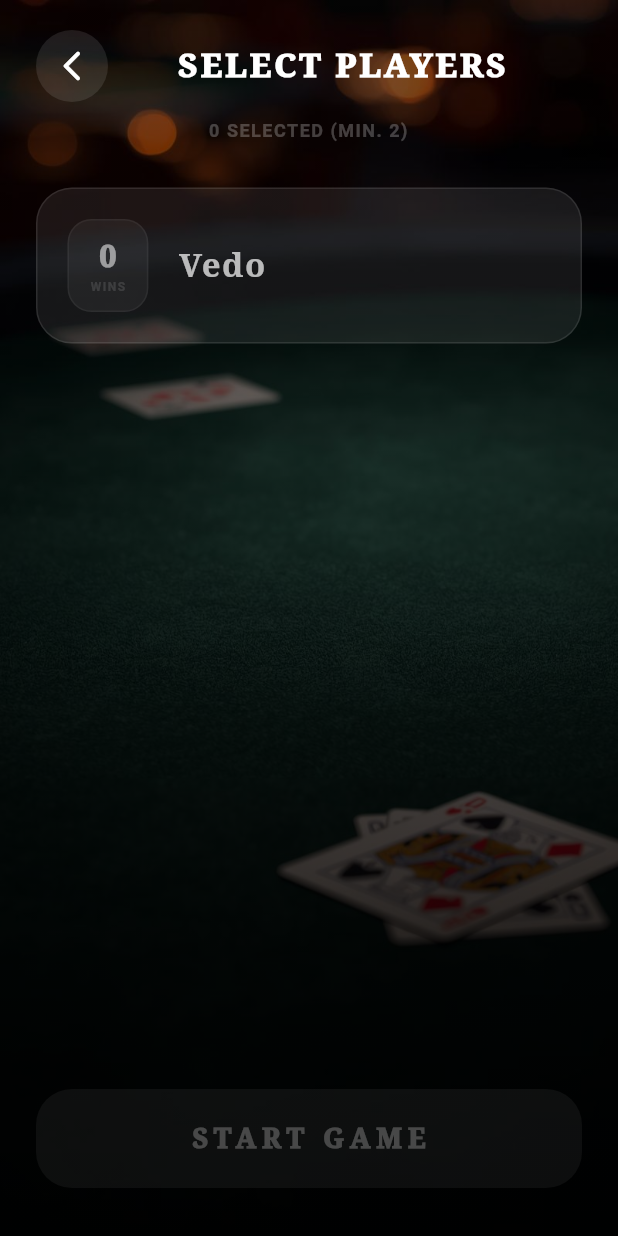
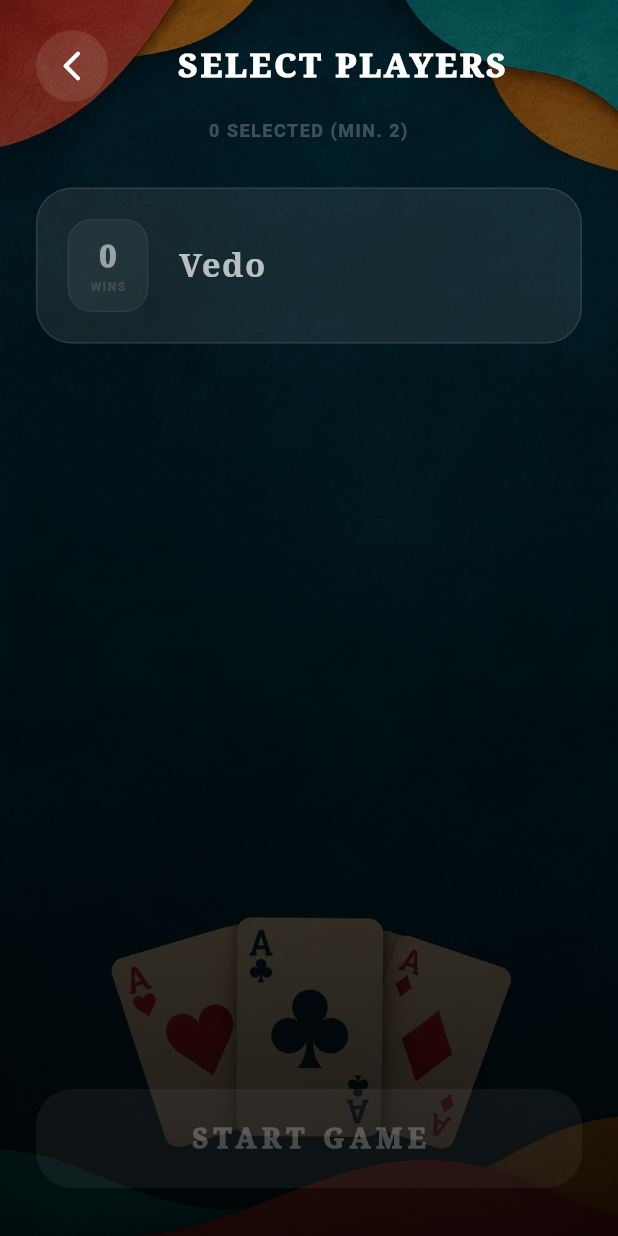
Before and after one commit to vedad-keskin/Rummy-Tracker, a Flutter app: the screen it shows after launch, after a tap on "PLAY NOW", on a phone screen of 412 x 824 dp. Run offline on Flutter 3.47's test engine with Material 3 defaults, Android fonts, the phone set to English and light mode, and no system bars; our stand-ins replace shared_preferences.

Commit message:
Add customizable app backgrounds
Replace the fixed background with four selectable themes, persist the user's choice, apply it across screens, and add localized labels and widget coverage.

```diff
--- /dev/null
+++ b/rummy_tracker/lib/background.dart
@@ -0,0 +1,45 @@
+import 'package:flutter/foundation.dart';
+import 'package:shared_preferences/shared_preferences.dart';
+
+class BackgroundService extends ChangeNotifier {
+  static const _key = 'app_background';
+  static const _backgrounds = {
+    4: 'game_night',
+    5: 'burgundy_club',
+    1: 'emerald_felt',
+    3: 'modern_midnight',
+  };
+  int _selected = 4;
+  bool _changed = false;
+  bool _disposed = false;
+
+  BackgroundService() {
+    _load();
+  }
+
+  String get assetPath => 'assets/images/${_backgrounds[_selected]}.webp';
+  String get nameKey => 'background_${_backgrounds[_selected]}';
+
+  Future<void> _load() async {
+    final prefs = await SharedPreferences.getInstance();
+    final saved = prefs.get(_key);
+    if (_disposed || _changed || !_backgrounds.containsKey(saved)) return;
+    _selected = saved as int;
+    notifyListeners();
+  }
+
+  Future<void> next() async {
+    final choices = _backgrounds.keys.toList();
+    _selected = choices[(choices.indexOf(_selected) + 1) % choices.length];
+    _changed = true;
+    notifyListeners();
+    final prefs = await SharedPreferences.getInstance();
+    await prefs.setInt(_key, _selected);
+  }
+
+  @override
+  void dispose() {
+    _disposed = true;
+    super.dispose();
+  }
+}
--- a/rummy_tracker/lib/game_flow/phase_one_selection.dart
+++ b/rummy_tracker/lib/game_flow/phase_one_selection.dart
@@ -1,5 +1,6 @@
 import 'dart:math' as math;
 import 'package:flutter/material.dart';
+import 'package:rummy_tracker/background.dart';
 import 'package:provider/provider.dart';
 import 'package:rummy_tracker/offline_db/player_service.dart';
 import 'package:rummy_tracker/offline_db/language_service.dart';
@@ -147,7 +148,11 @@ class _PhaseOneScreenState extends State<PhaseOneScreen> {
         children: [
           // Background Image
           Positioned.fill(
-            child: Image.asset('assets/images/bg.jpg', fit: BoxFit.cover),
+            child: Image.asset(
+              context.watch<BackgroundService>().assetPath,
+              fit: BoxFit.cover,
+              gaplessPlayback: true,
+            ),
           ),
           // Gradient Overlay
           Positioned.fill(
--- a/rummy_tracker/lib/game_flow/phase_three_win.dart
+++ b/rummy_tracker/lib/game_flow/phase_three_win.dart
@@ -1,4 +1,5 @@
 import 'package:flutter/material.dart';
+import 'package:rummy_tracker/background.dart';
 import 'package:provider/provider.dart';
 import 'package:rummy_tracker/offline_db/player_service.dart';
 import 'package:rummy_tracker/offline_db/language_service.dart';
@@ -81,8 +82,9 @@ class _PhaseThreeWinScreenState extends State<PhaseThreeWinScreen>
           // Background Image
           Positioned.fill(
             child: Image.asset(
-              'assets/images/bg.jpg',
+              context.watch<BackgroundService>().assetPath,
               fit: BoxFit.cover,
+              gaplessPlayback: true,
             ),
           ),
           // Gradient Overlay
--- a/rummy_tracker/lib/layouts/main_layout.dart
+++ b/rummy_tracker/lib/layouts/main_layout.dart
@@ -1,4 +1,5 @@
 import 'package:flutter/material.dart';
+import 'package:rummy_tracker/background.dart';
 import 'dart:async';
 import 'package:provider/provider.dart';
 import 'package:rummy_tracker/players_section/players_screen.dart';
@@ -52,8 +53,9 @@ class _MainMenuScreenState extends State<MainMenuScreen> {
   @override
   Widget build(BuildContext context) {
     final languageService = context.watch<LanguageService>();
+    final backgrounds = context.watch<BackgroundService>();
     final logoSize = (MediaQuery.sizeOf(context).height -
-            MediaQuery.paddingOf(context).vertical - 432)
+            MediaQuery.paddingOf(context).vertical - 496)
         .clamp(112.0, 240.0);
 
     return Scaffold(
@@ -62,7 +64,11 @@ class _MainMenuScreenState extends State<MainMenuScreen> {
         children: [
           // Background Image
           Positioned.fill(
-            child: Image.asset('assets/images/bg.jpg', fit: BoxFit.cover),
+            child: Image.asset(
+              backgrounds.assetPath,
+              fit: BoxFit.cover,
+              gaplessPlayback: true,
+            ),
           ),
           // Gradient Overlay for depth
           Positioned.fill(
@@ -102,7 +108,7 @@ class _MainMenuScreenState extends State<MainMenuScreen> {
           SafeArea(
             child: Center(
               child: SingleChildScrollView(
-                padding: const EdgeInsets.fromLTRB(24, 64, 24, 16),
+                padding: const EdgeInsets.fromLTRB(24, 64, 24, 80),
                 child: Column(
                   mainAxisSize: MainAxisSize.min,
                   crossAxisAlignment: CrossAxisAlignment.stretch,
@@ -358,6 +364,26 @@ class _MainMenuScreenState extends State<MainMenuScreen> {
               ),
             ),
           ),
+          Positioned(
+            left: 16,
+            bottom: MediaQuery.paddingOf(context).bottom + 16,
+            child: IconButton.outlined(
+              key: const ValueKey('change-background'),
+              tooltip: '${languageService.translate('background')}: '
+                  '${languageService.translate(backgrounds.nameKey)}. '
+                  '${languageService.translate('change_background')}',
+              onPressed: backgrounds.next,
+              icon: const Icon(Icons.palette_outlined, size: 20),
+              style: IconButton.styleFrom(
+                foregroundColor: Colors.white,
+                backgroundColor: Colors.white.withValues(alpha: 0.08),
+                side: BorderSide(color: Colors.white.withValues(alpha: 0.15)),
+                shape: const CircleBorder(),
+                minimumSize: const Size(48, 48),
+                padding: const EdgeInsets.all(12),
+              ),
+            ),
+          ),
           // Studio branding / credits trigger
           Positioned(
             right: 16,
--- a/rummy_tracker/lib/main.dart
+++ b/rummy_tracker/lib/main.dart
@@ -1,5 +1,6 @@
 import 'package:flutter/material.dart';
 import 'package:provider/provider.dart';
+import 'package:rummy_tracker/background.dart';
 import 'package:rummy_tracker/layouts/splash_screen.dart';
 import 'package:rummy_tracker/offline_db/language_service.dart';
 
@@ -12,8 +13,11 @@ class MyApp extends StatelessWidget {
 
   @override
   Widget build(BuildContext context) {
-    return ChangeNotifierProvider(
-      create: (_) => LanguageService(),
+    return MultiProvider(
+      providers: [
+        ChangeNotifierProvider(create: (_) => LanguageService()),
+        ChangeNotifierProvider(create: (_) => BackgroundService(), lazy: false),
+      ],
       child: MaterialApp(
         debugShowCheckedModeBanner: false,
         title: 'Rummy Tracker',
--- a/rummy_tracker/lib/offline_db/translations_bs.dart
+++ b/rummy_tracker/lib/offline_db/translations_bs.dart
@@ -5,6 +5,12 @@ const Map<String, String> bsTranslations = {
   'play_now': 'IGRAJ',
   'players': 'IGRAČI',
   'ranking': 'RANG LISTA',
+  'background': 'POZADINA',
+  'change_background': 'Promijeni pozadinu',
+  'background_game_night': 'Večer za igru',
+  'background_burgundy_club': 'Bordo klub',
+  'background_emerald_felt': 'Smaragdno sukno',
+  'background_modern_midnight': 'Moderna ponoć',
 
   // Player Selection Screen
   'select_players': 'ODABERI IGRAČE',
--- a/rummy_tracker/lib/offline_db/translations_en.dart
+++ b/rummy_tracker/lib/offline_db/translations_en.dart
@@ -5,6 +5,12 @@ const Map<String, String> enTranslations = {
   'play_now': 'PLAY NOW',
   'players': 'PLAYERS',
   'ranking': 'RANKING',
+  'background': 'BACKGROUND',
+  'change_background': 'Next background',
+  'background_game_night': 'Game Night',
+  'background_burgundy_club': 'Burgundy Club',
+  'background_emerald_felt': 'Emerald Felt',
+  'background_modern_midnight': 'Modern Midnight',
 
   // Player Selection Screen
   'select_players': 'SELECT PLAYERS',
```
Also changed, not shown: rummy_tracker/lib/game_flow/phase_two_tracking.dart (+6 -1 lines), rummy_tracker/lib/players_section/players_screen.dart (+6 -1 lines), rummy_tracker/lib/ranking_section/ranking_screen.dart (+6 -1 lines), rummy_tracker/assets/images/bg.jpg (deleted), rummy_tracker/assets/images/burgundy_club.webp (added), rummy_tracker/assets/images/emerald_felt.webp (added), rummy_tracker/assets/images/game_night.webp (added), rummy_tracker/assets/images/modern_midnight.webp (added), 1 other file.
